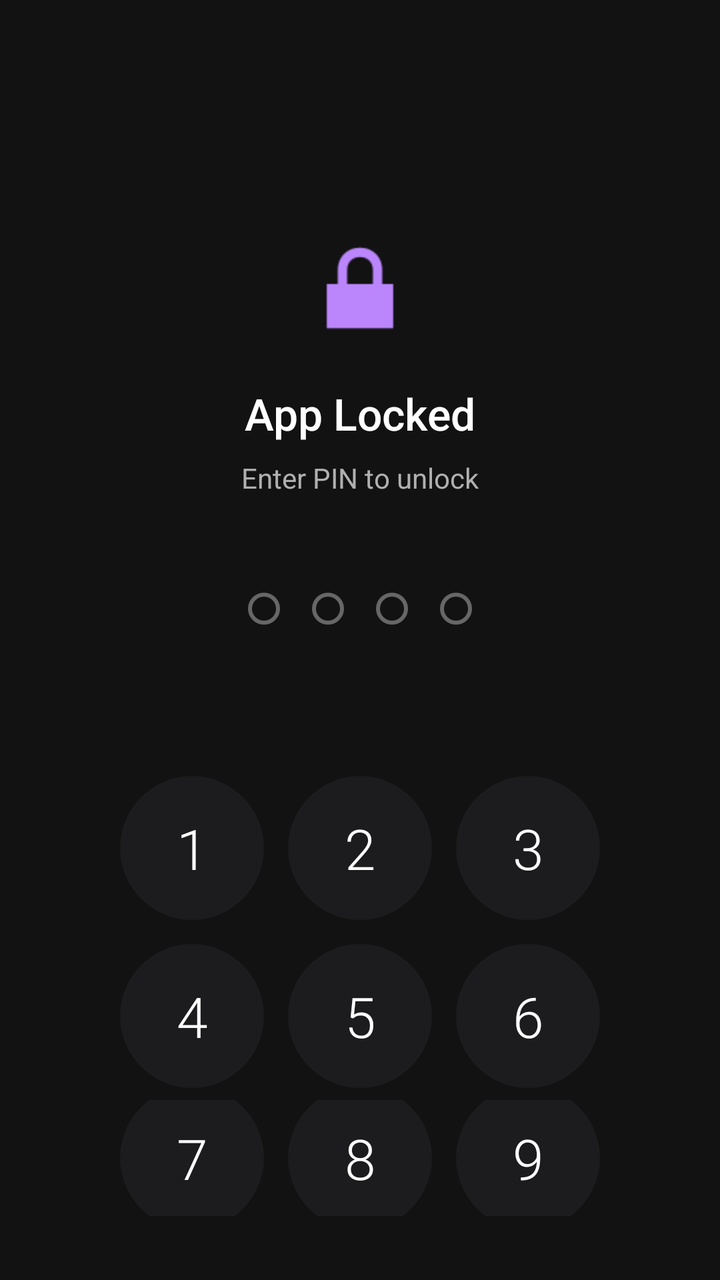
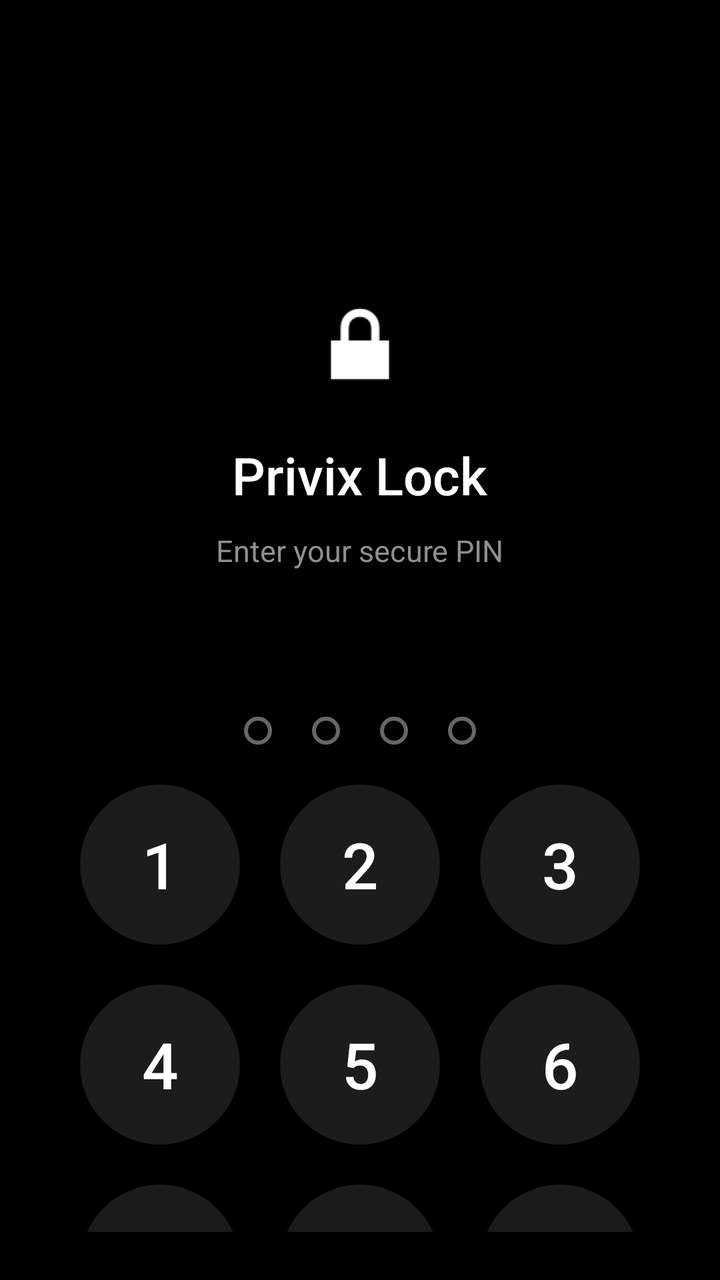

Screens rendered from an Android XML layout before and after an edit, with the pre-edit source and the edit as a unified diff.
<!-- AndroidManifest.xml: fallback theme Theme.MaterialComponents.DayNight.NoActionBar -->
<!-- res/layout/overlay_lock_screen.xml -->
<?xml version="1.0" encoding="utf-8"?>
<FrameLayout xmlns:android="http://schemas.android.com/apk/res/android"
    android:layout_width="match_parent"
    android:layout_height="match_parent"
    android:background="#FF121212"
    android:clickable="true"
    android:focusable="true">

    <LinearLayout
        android:layout_width="match_parent"
        android:layout_height="match_parent"
        android:orientation="vertical"
        android:gravity="center_horizontal"
        android:padding="32dp">

        
        <ImageView
            android:layout_width="64dp"
            android:layout_height="64dp"
            android:layout_marginTop="80dp"
            android:src="@android:drawable/ic_lock_lock"
            android:tint="#BB86FC"
            android:contentDescription="Locked" />

        
        <TextView
            android:id="@+id/tvLockedAppName"
            android:layout_width="wrap_content"
            android:layout_height="wrap_content"
            android:layout_marginTop="16dp"
            android:text="App Locked"
            android:textColor="#FFFFFF"
            android:textSize="22sp"
            android:fontFamily="sans-serif-medium" />

        
        <TextView
            android:layout_width="wrap_content"
            android:layout_height="wrap_content"
            android:layout_marginTop="8dp"
            android:text="Enter PIN to unlock"
            android:textColor="#B0B0B0"
            android:textSize="14sp" />

        
        <LinearLayout
            android:layout_width="wrap_content"
            android:layout_height="wrap_content"
            android:layout_marginTop="40dp"
            android:orientation="horizontal"
            android:gravity="center">

            <View android:id="@+id/pinDot1"
                android:layout_width="16dp"
                android:layout_height="16dp"
                android:layout_margin="8dp"
                android:background="@drawable/pin_dot_selector" />

            <View android:id="@+id/pinDot2"
                android:layout_width="16dp"
                android:layout_height="16dp"
                android:layout_margin="8dp"
                android:background="@drawable/pin_dot_selector" />

            <View android:id="@+id/pinDot3"
                android:layout_width="16dp"
                android:layout_height="16dp"
                android:layout_margin="8dp"
                android:background="@drawable/pin_dot_selector" />

            <View android:id="@+id/pinDot4"
                android:layout_width="16dp"
                android:layout_height="16dp"
                android:layout_margin="8dp"
                android:background="@drawable/pin_dot_selector" />

            <View android:id="@+id/pinDot5"
                android:layout_width="16dp"
                android:layout_height="16dp"
                android:layout_margin="8dp"
                android:background="@drawable/pin_dot_selector"
                android:visibility="gone" />

            <View android:id="@+id/pinDot6"
                android:layout_width="16dp"
                android:layout_height="16dp"
                android:layout_margin="8dp"
                android:background="@drawable/pin_dot_selector"
                android:visibility="gone" />
        </LinearLayout>

        
        <TextView
            android:id="@+id/tvError"
            android:layout_width="wrap_content"
            android:layout_height="wrap_content"
            android:layout_marginTop="12dp"
            android:text="Wrong PIN. Try again."
            android:textColor="#CF6679"
            android:textSize="13sp"
            android:visibility="invisible" />

        
        <LinearLayout
            android:layout_width="280dp"
            android:layout_height="wrap_content"
            android:layout_marginTop="32dp"
            android:orientation="vertical"
            android:gravity="center">

            
            <LinearLayout
                android:layout_width="match_parent"
                android:layout_height="wrap_content"
                android:orientation="horizontal"
                android:gravity="center">

                <TextView android:id="@+id/btn1"
                    style="@style/PinButton"
                    android:text="1" />
                <TextView android:id="@+id/btn2"
                    style="@style/PinButton"
                    android:text="2" />
                <TextView android:id="@+id/btn3"
                    style="@style/PinButton"
                    android:text="3" />
            </LinearLayout>

            
            <LinearLayout
                android:layout_width="match_parent"
                android:layout_height="wrap_content"
                android:orientation="horizontal"
                android:gravity="center">

                <TextView android:id="@+id/btn4"
                    style="@style/PinButton"
                    android:text="4" />
                <TextView android:id="@+id/btn5"
                    style="@style/PinButton"
                    android:text="5" />
                <TextView android:id="@+id/btn6"
                    style="@style/PinButton"
                    android:text="6" />
            </LinearLayout>

            
            <LinearLayout
                android:layout_width="match_parent"
                android:layout_height="wrap_content"
                android:orientation="horizontal"
                android:gravity="center">

                <TextView android:id="@+id/btn7"
                    style="@style/PinButton"
                    android:text="7" />
                <TextView android:id="@+id/btn8"
                    style="@style/PinButton"
                    android:text="8" />
                <TextView android:id="@+id/btn9"
                    style="@style/PinButton"
                    android:text="9" />
            </LinearLayout>

            
            <LinearLayout
                android:layout_width="match_parent"
                android:layout_height="wrap_content"
                android:orientation="horizontal"
                android:gravity="center">

                
                <View
                    android:layout_width="72dp"
                    android:layout_height="72dp"
                    android:layout_margin="6dp" />

                <TextView android:id="@+id/btn0"
                    style="@style/PinButton"
                    android:text="0" />

                <ImageButton android:id="@+id/btnBackspace"
                    android:layout_width="72dp"
                    android:layout_height="72dp"
                    android:layout_margin="6dp"
                    android:background="?android:attr/selectableItemBackgroundBorderless"
                    android:src="@android:drawable/ic_input_delete"
                    android:tint="#FFFFFF"
                    android:scaleType="center"
                    android:contentDescription="Backspace" />
            </LinearLayout>
        </LinearLayout>
    </LinearLayout>
</FrameLayout>
<!-- resources referenced by this layout -->
<resources>
  <!-- drawable pin_dot_selector (drawable) -->
  <?xml version="1.0" encoding="utf-8"?>
  <selector xmlns:android="http://schemas.android.com/apk/res/android">
      
      <item android:state_activated="true">
          <shape android:shape="oval">
              <solid android:color="#007AFF"/>
              <size android:width="16dp" android:height="16dp"/>
          </shape>
      </item>
      
      <item>
          <shape android:shape="oval">
              <stroke android:width="2dp" android:color="#666666"/>
              <size android:width="16dp" android:height="16dp"/>
          </shape>
      </item>
  </selector>
  <style name="PinButton">
          <item name="android:layout_width">72dp</item>
          <item name="android:layout_height">72dp</item>
          <item name="android:layout_margin">6dp</item>
          <item name="android:gravity">center</item>
          <item name="android:textSize">28sp</item>
          <item name="android:textColor">#FFFFFF</item>
          <item name="android:background">@drawable/pin_button_bg</item>
          <item name="android:clickable">true</item>
          <item name="android:focusable">true</item>
          <item name="android:fontFamily">sans-serif-light</item>
      </style>
  <!-- drawable pin_button_bg (drawable) -->
  <?xml version="1.0" encoding="utf-8"?>
  <ripple xmlns:android="http://schemas.android.com/apk/res/android"
      android:color="#40007AFF">
      <item>
          <shape android:shape="oval">
              <solid android:color="#1C1C1E"/>
          </shape>
      </item>
  </ripple>
</resources>

<!-- the commit's change to res/layout/overlay_lock_screen.xml (unified diff, before → after) -->
@@ -2,7 +2,7 @@
 <FrameLayout xmlns:android="http://schemas.android.com/apk/res/android"
     android:layout_width="match_parent"
     android:layout_height="match_parent"
-    android:background="#FF121212"
+    android:background="#000000"
     android:clickable="true"
     android:focusable="true">
 
@@ -11,15 +11,20 @@
         android:layout_height="match_parent"
         android:orientation="vertical"
         android:gravity="center_horizontal"
-        android:padding="32dp">
+        android:padding="24dp">
+
+        
+        <View
+            android:layout_width="0dp"
+            android:layout_height="120dp" />
 
         
         <ImageView
-            android:layout_width="64dp"
-            android:layout_height="64dp"
-            android:layout_marginTop="80dp"
+            android:id="@+id/ivLockIcon"
+            android:layout_width="56dp"
+            android:layout_height="56dp"
             android:src="@android:drawable/ic_lock_lock"
-            android:tint="#BB86FC"
+            android:tint="#FFFFFF"
             android:contentDescription="Locked" />
 
         
@@ -27,84 +32,92 @@
             android:id="@+id/tvLockedAppName"
             android:layout_width="wrap_content"
             android:layout_height="wrap_content"
-            android:layout_marginTop="16dp"
-            android:text="App Locked"
+            android:layout_marginTop="20dp"
+            android:text="Privix Lock"
             android:textColor="#FFFFFF"
-            android:textSize="22sp"
+            android:textSize="26sp"
             android:fontFamily="sans-serif-medium" />
 
         
         <TextView
             android:layout_width="wrap_content"
             android:layout_height="wrap_content"
-            android:layout_marginTop="8dp"
-            android:text="Enter PIN to unlock"
-            android:textColor="#B0B0B0"
-            android:textSize="14sp" />
+            android:layout_marginTop="10dp"
+            android:text="Enter your secure PIN"
+            android:textColor="#8E8E93"
+            android:textSize="15sp"
+            android:fontFamily="sans-serif" />
+
+        
+        <TextView
+            android:id="@+id/tvError"
+            android:layout_width="wrap_content"
+            android:layout_height="wrap_content"
+            android:layout_marginTop="12dp"
+            android:text="PIN incorrect. Please try again."
+            android:textColor="#FF453A"
+            android:textSize="14sp"
+            android:fontFamily="sans-serif-medium"
+            android:visibility="invisible" />
 
         
         <LinearLayout
             android:layout_width="wrap_content"
             android:layout_height="wrap_content"
-            android:layout_marginTop="40dp"
+            android:layout_marginTop="32dp"
             android:orientation="horizontal"
             android:gravity="center">
 
             <View android:id="@+id/pinDot1"
-                android:layout_width="16dp"
-                android:layout_height="16dp"
-                android:layout_margin="8dp"
+                android:layout_width="14dp"
+                android:layout_height="14dp"
+                android:layout_margin="10dp"
                 android:background="@drawable/pin_dot_selector" />
 
             <View android:id="@+id/pinDot2"
-                android:layout_width="16dp"
-                android:layout_height="16dp"
-                android:layout_margin="8dp"
+                android:layout_width="14dp"
+                android:layout_height="14dp"
+                android:layout_margin="10dp"
                 android:background="@drawable/pin_dot_selector" />
 
             <View android:id="@+id/pinDot3"
-                android:layout_width="16dp"
-                android:layout_height="16dp"
-                android:layout_margin="8dp"
+                android:layout_width="14dp"
+                android:layout_height="14dp"
+                android:layout_margin="10dp"
                 android:background="@drawable/pin_dot_selector" />
 
             <View android:id="@+id/pinDot4"
-                android:layout_width="16dp"
-                android:layout_height="16dp"
-                android:layout_margin="8dp"
+                android:layout_width="14dp"
+                android:layout_height="14dp"
+                android:layout_margin="10dp"
                 android:background="@drawable/pin_dot_selector" />
 
             <View android:id="@+id/pinDot5"
-                android:layout_width="16dp"
-                android:layout_height="16dp"
-                android:layout_margin="8dp"
+                android:layout_width="14dp"
+                android:layout_height="14dp"
+                android:layout_margin="10dp"
                 android:background="@drawable/pin_dot_selector"
                 android:visibility="gone" />
 
             <View android:id="@+id/pinDot6"
-                android:layout_width="16dp"
-                android:layout_height="16dp"
-                android:layout_margin="8dp"
+                android:layout_width="14dp"
+                android:layout_height="14dp"
+                android:layout_margin="10dp"
                 android:background="@drawable/pin_dot_selector"
                 android:visibility="gone" />
         </LinearLayout>
 
         
-        <TextView
-            android:id="@+id/tvError"
-            android:layout_width="wrap_content"
-            android:layout_height="wrap_content"
-            android:layout_marginTop="12dp"
-            android:text="Wrong PIN. Try again."
-            android:textColor="#CF6679"
-            android:textSize="13sp"
-            android:visibility="invisible" />
+        <View
+            android:layout_width="0dp"
+            android:layout_height="0dp"
+            android:layout_weight="1" />
 
         
         <LinearLayout
-            android:layout_width="280dp"
-            android:layout_height="wrap_content"
-            android:layout_marginTop="32dp"
+            android:layout_width="match_parent"
+            android:layout_height="wrap_content"
+            android:layout_marginBottom="40dp"
             android:orientation="vertical"
             android:gravity="center">
 
@@ -171,18 +184,18 @@
 
                 
                 <View
-                    android:layout_width="72dp"
-                    android:layout_height="72dp"
-                    android:layout_margin="6dp" />
+                    android:layout_width="80dp"
+                    android:layout_height="80dp"
+                    android:layout_margin="10dp" />
 
                 <TextView android:id="@+id/btn0"
                     style="@style/PinButton"
                     android:text="0" />
 
                 <ImageButton android:id="@+id/btnBackspace"
-                    android:layout_width="72dp"
-                    android:layout_height="72dp"
-                    android:layout_margin="6dp"
+                    android:layout_width="80dp"
+                    android:layout_height="80dp"
+                    android:layout_margin="10dp"
                     android:background="?android:attr/selectableItemBackgroundBorderless"
                     android:src="@android:drawable/ic_input_delete"
                     android:tint="#FFFFFF"
<!-- resource entries referenced after the edit -->
@@ -19,16 +19,16 @@
       </item>
   </selector>
   <style name="PinButton">
-          <item name="android:layout_width">72dp</item>
-          <item name="android:layout_height">72dp</item>
-          <item name="android:layout_margin">6dp</item>
+          <item name="android:layout_width">80dp</item>
+          <item name="android:layout_height">80dp</item>
+          <item name="android:layout_margin">10dp</item>
           <item name="android:gravity">center</item>
-          <item name="android:textSize">28sp</item>
+          <item name="android:textSize">32sp</item>
           <item name="android:textColor">#FFFFFF</item>
           <item name="android:background">@drawable/pin_button_bg</item>
           <item name="android:clickable">true</item>
           <item name="android:focusable">true</item>
-          <item name="android:fontFamily">sans-serif-light</item>
+          <item name="android:fontFamily">sans-serif-medium</item>
       </style>
   <!-- drawable pin_button_bg (drawable) -->
   <?xml version="1.0" encoding="utf-8"?>
